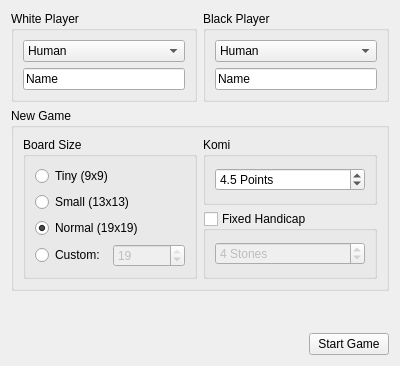
Old version of the form src/gui/widgets/setupwidget.ui in the repository KDE/kigo.
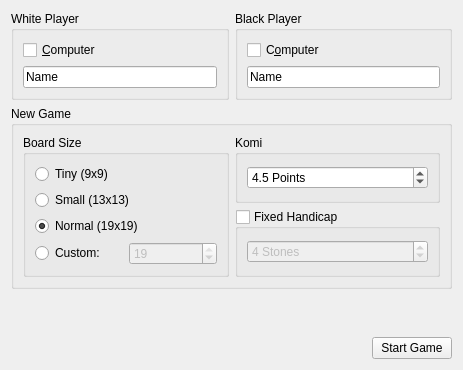
New version of the form. Custom widgets are drawn as their Qt base class.

Commit message: Change combo to checkbox to select human/computer.

Diff of the .ui file:
```diff
--- a/src/gui/widgets/setupwidget.ui
+++ b/src/gui/widgets/setupwidget.ui
@@ -6,8 +6,8 @@
    <rect>
     <x>0</x>
     <y>0</y>
-    <width>400</width>
-    <height>366</height>
+    <width>463</width>
+    <height>370</height>
    </rect>
   </property>
   <layout class="QGridLayout" name="gridLayout_4">
@@ -25,7 +25,7 @@
         <string>White Player</string>
        </property>
        <layout class="QGridLayout" name="gridLayout_11">
-        <item row="1" column="1">
+        <item row="2" column="1">
          <widget class="QStackedWidget" name="whitePlayerStack">
           <property name="frameShape">
            <enum>QFrame::NoFrame</enum>
@@ -122,18 +122,11 @@
           </widget>
          </widget>
         </item>
-        <item row="0" column="1">
-         <widget class="KComboBox" name="whitePlayerCombo">
-          <item>
-           <property name="text">
-            <string>Human</string>
-           </property>
-          </item>
-          <item>
-           <property name="text">
-            <string>Computer</string>
-           </property>
-          </item>
+        <item row="1" column="1">
+         <widget class="QCheckBox" name="whiteIsComputerCheckBox">
+          <property name="text">
+           <string>&amp;Computer</string>
+          </property>
          </widget>
         </item>
        </layout>
@@ -246,17 +239,10 @@
          </widget>
         </item>
         <item row="0" column="0">
-         <widget class="KComboBox" name="blackPlayerCombo">
-          <item>
-           <property name="text">
-            <string>Human</string>
-           </property>
-          </item>
-          <item>
-           <property name="text">
-            <string>Computer</string>
-           </property>
-          </item>
+         <widget class="QCheckBox" name="blackIsComputerCheckBox">
+          <property name="text">
+           <string>C&amp;omputer</string>
+          </property>
          </widget>
         </item>
        </layout>
@@ -737,31 +723,26 @@
   </layout>
  </widget>
  <customwidgets>
-  <customwidget>
-   <class>KIntSpinBox</class>
-   <extends>QSpinBox</extends>
-   <header>knuminput.h</header>
-  </customwidget>
   <customwidget>
    <class>KButtonGroup</class>
    <extends>QGroupBox</extends>
    <header>kbuttongroup.h</header>
    <container>1</container>
   </customwidget>
-  <customwidget>
-   <class>KPushButton</class>
-   <extends>QPushButton</extends>
-   <header>kpushbutton.h</header>
-  </customwidget>
   <customwidget>
    <class>KLineEdit</class>
    <extends>QLineEdit</extends>
    <header>klineedit.h</header>
   </customwidget>
   <customwidget>
-   <class>KComboBox</class>
-   <extends>QComboBox</extends>
-   <header>kcombobox.h</header>
+   <class>KPushButton</class>
+   <extends>QPushButton</extends>
+   <header>kpushbutton.h</header>
+  </customwidget>
+  <customwidget>
+   <class>KIntSpinBox</class>
+   <extends>QSpinBox</extends>
+   <header>knuminput.h</header>
   </customwidget>
  </customwidgets>
  <tabstops>
```
Left out of the diff: 37 changed lines with no effect on the pictures. The commit also changes 2 other files.
